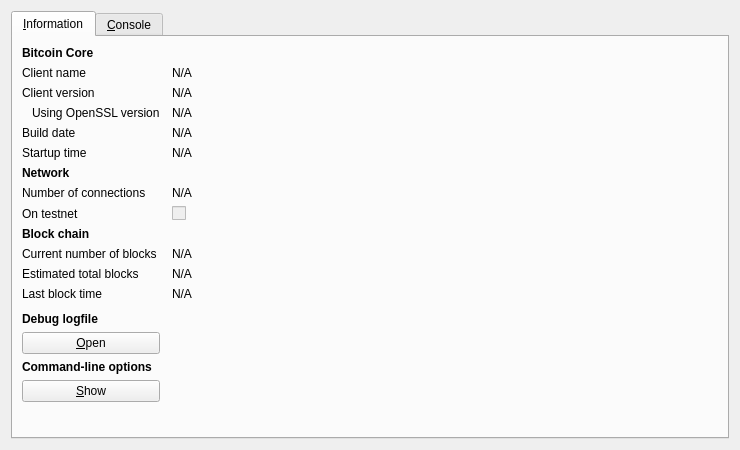
Qt form src/qt/forms/rpcconsole.ui (Crypto-Currency/litebar) before a commit.
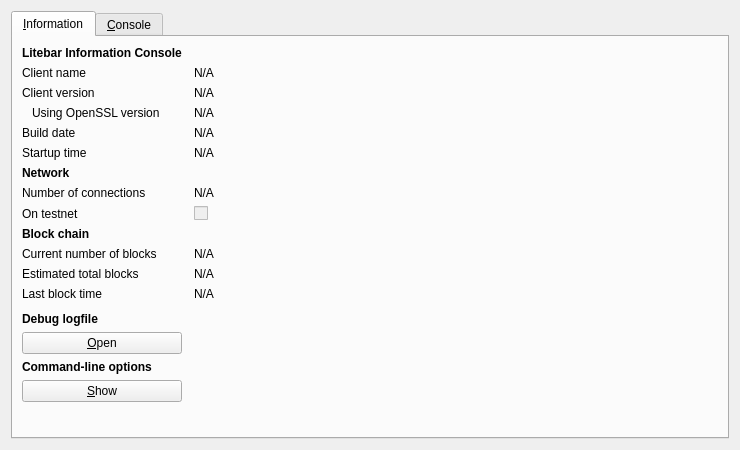
The same form after that commit. Icons and pictures are not drawn.

Commit message: Added logo the overview page - click on it and opens browser to Litebar.co

Patch:
```diff
--- a/src/qt/forms/rpcconsole.ui
+++ b/src/qt/forms/rpcconsole.ui
@@ -36,7 +36,7 @@
           </font>
          </property>
          <property name="text">
-          <string>Bitcoin Core</string>
+          <string>Litebar Information Console</string>
          </property>
         </widget>
        </item>
```
The commit also changes 7 other files.
